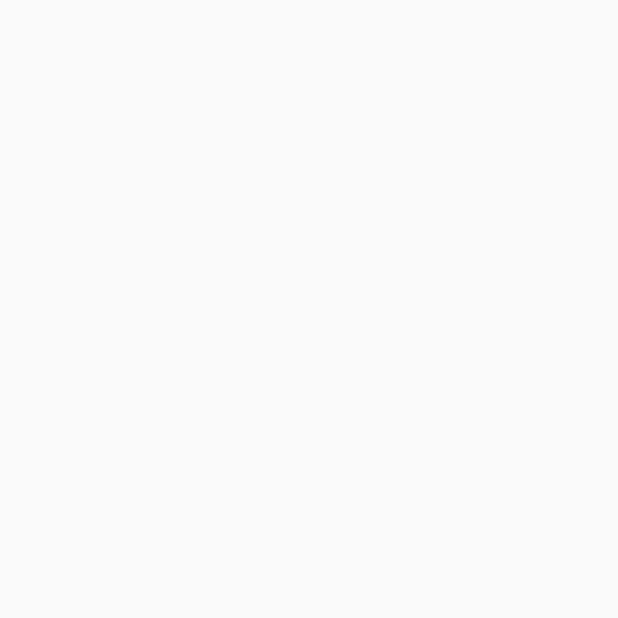
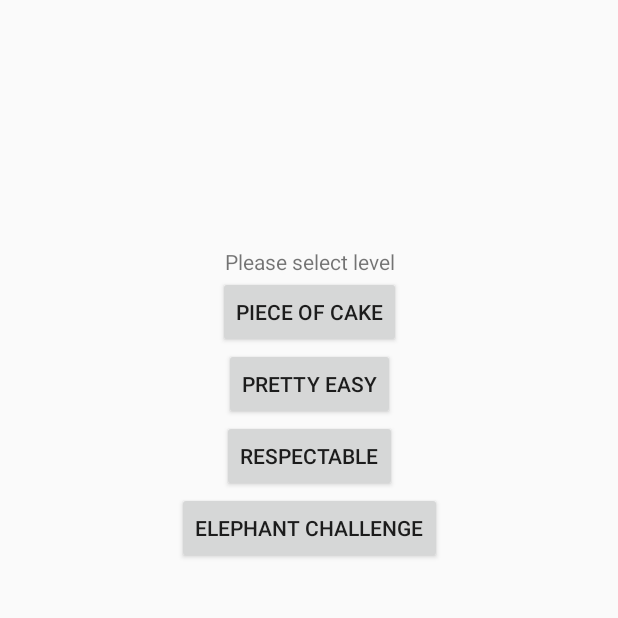
Before and after one commit to jmarsican/memogame, an Android app: the screen it shows after launch (MainActivity), on a phone screen of 412 x 824 dp, the top half of it. Before the commit the part shown is empty. Run offline under Robolectric (Android 15) with nearby library versions, the phone set to English and light mode, and no system bars; our stand-ins replace Timber.

Commit message:
implement lobby fragment - add logic to activity

```diff
--- a/app/build.gradle
+++ b/app/build.gradle
@@ -31,6 +31,7 @@ android {
 dependencies {
     implementation fileTree(dir: 'libs', include: ['*.jar'])
     implementation 'androidx.appcompat:appcompat:1.1.0'
+    implementation 'androidx.legacy:legacy-support-v4:1.0.0'
     testImplementation 'junit:junit:4.12'
 
     //logger
--- /dev/null
+++ b/app/src/main/java/com/javiermarsicano/memogame/views/main/LobbyFragment.kt
@@ -0,0 +1,89 @@
+package com.javiermarsicano.memogame.views.main
+
+import android.content.Context
+import android.net.Uri
+import android.os.Bundle
+import androidx.fragment.app.Fragment
+import android.view.LayoutInflater
+import android.view.View
+import android.view.ViewGroup
+import android.widget.Toast
+
+import com.javiermarsicano.memogame.R
+import kotlinx.android.synthetic.main.fragment_lobby.*
+
+
+class LobbyFragment : Fragment() {
+
+    private var listener: OnFragmentInteractionListener? = null
+
+    override fun onCreate(savedInstanceState: Bundle?) {
+        super.onCreate(savedInstanceState)
+    }
+
+    override fun onCreateView(inflater: LayoutInflater, container: ViewGroup?,
+                              savedInstanceState: Bundle?): View? {
+        // Inflate the layout for this fragment
+        return inflater.inflate(R.layout.fragment_lobby, container, false)
+    }
+
+    // TODO: Rename method, update argument and hook method into UI event
+    fun onButtonPressed(uri: Uri) {
+        listener?.onFragmentInteraction(uri)
+    }
+
+    override fun onActivityCreated(savedInstanceState: Bundle?) {
+        super.onActivityCreated(savedInstanceState)
+
+        btn_level_0.setOnClickListener {
+            Toast.makeText(context, "piece of cake", Toast.LENGTH_SHORT).show()
+        }
+
+        btn_level_1.setOnClickListener {
+            Toast.makeText(context, "easy", Toast.LENGTH_SHORT).show()
+        }
+
+        btn_level_2.setOnClickListener {
+            Toast.makeText(context, "medium", Toast.LENGTH_SHORT).show()
+        }
+
+        btn_level_3.setOnClickListener {
+            Toast.makeText(context, "hard", Toast.LENGTH_SHORT).show()
+        }
+    }
+
+    override fun onAttach(context: Context) {
+        super.onAttach(context)
+        if (context is OnFragmentInteractionListener) {
+            listener = context
+        } else {
+            throw RuntimeException(context.toString() + " must implement OnFragmentInteractionListener")
+        }
+    }
+
+    override fun onDetach() {
+        super.onDetach()
+        listener = null
+    }
+
+    /**
+     * This interface must be implemented by activities that contain this
+     * fragment to allow an interaction in this fragment to be communicated
+     * to the activity.
+     *
+     * See the Android Training lesson [Communicating with Other Fragments]
+     * (http://developer.android.com/training/basics/fragments/communicating.html)
+     * for more information.
+     */
+    interface OnFragmentInteractionListener {
+        // TODO: Update argument type and name
+        fun onFragmentInteraction(uri: Uri)
+    }
+
+    companion object {
+        const val TAG = "LOBBY"
+        @JvmStatic
+        fun newInstance() =
+                LobbyFragment()
+    }
+}
--- a/app/src/main/java/com/javiermarsicano/memogame/views/main/MainActivity.kt
+++ b/app/src/main/java/com/javiermarsicano/memogame/views/main/MainActivity.kt
@@ -1,16 +1,34 @@
 package com.javiermarsicano.memogame.views.main
 
+import android.net.Uri
 import android.os.Bundle
 import androidx.fragment.app.FragmentActivity
 import com.javiermarsicano.memogame.R
+import com.javiermarsicano.memogame.common.mvp.BaseMVPActivity
+import kotlinx.android.synthetic.main.activity_main.*
 
-class MainActivity : FragmentActivity() {
+class MainActivity : BaseMVPActivity<MainView, MainPresenter>(), MainView, LobbyFragment.OnFragmentInteractionListener {
 
+    override fun getPresenter(): MainPresenter = MainPresenterImpl()
 
     override fun onCreate(savedInstanceState: Bundle?) {
         super.onCreate(savedInstanceState)
         setContentView(R.layout.activity_main)
 
+        if (savedInstanceState == null) {
+            val fragment = LobbyFragment.newInstance()
+
+            supportFragmentManager.beginTransaction()
+                    .add(R.id.fragment_container, fragment, LobbyFragment.TAG).commit()
+        }
+
+        setLoaderView(loaderView)
+
     }
 
+    override fun onFragmentInteraction(uri: Uri) {
+        TODO("not implemented") //To change body of created functions use File | Settings | File Templates.
+    }
+
+
 }
--- /dev/null
+++ b/app/src/main/java/com/javiermarsicano/memogame/views/main/MainPresenter.kt
@@ -0,0 +1,5 @@
+package com.javiermarsicano.memogame.views.main
+
+import com.javiermarsicano.memogame.common.mvp.MVPPresenter
+
+interface MainPresenter: MVPPresenter<MainView>
--- /dev/null
+++ b/app/src/main/java/com/javiermarsicano/memogame/views/main/MainPresenterImpl.kt
@@ -0,0 +1,5 @@
+package com.javiermarsicano.memogame.views.main
+
+import com.javiermarsicano.memogame.common.mvp.BaseMVPPresenter
+
+class MainPresenterImpl: BaseMVPPresenter<MainView>(), MainPresenter
--- /dev/null
+++ b/app/src/main/java/com/javiermarsicano/memogame/views/main/MainView.kt
@@ -0,0 +1,5 @@
+package com.javiermarsicano.memogame.views.main
+
+import com.javiermarsicano.memogame.common.mvp.MVPView
+
+interface MainView: MVPView
--- /dev/null
+++ b/app/src/main/res/layout/fragment_lobby.xml
@@ -0,0 +1,62 @@
+<?xml version="1.0" encoding="utf-8"?>
+<androidx.constraintlayout.widget.ConstraintLayout xmlns:android="http://schemas.android.com/apk/res/android"
+    xmlns:app="http://schemas.android.com/apk/res-auto"
+    xmlns:tools="http://schemas.android.com/tools"
+    android:layout_width="match_parent"
+    android:layout_height="match_parent"
+    tools:context=".views.main.LobbyFragment">
+
+    <TextView
+        android:id="@+id/lobby_hint"
+        android:layout_width="match_parent"
+        android:layout_height="wrap_content"
+        android:text="@string/lobby_hint"
+        android:textAlignment="center"
+        app:layout_constraintEnd_toEndOf="parent"
+        app:layout_constraintStart_toStartOf="parent"
+        app:layout_constraintTop_toTopOf="@id/guideline" />
+
+    <Button
+        android:id="@+id/btn_level_0"
+        android:layout_width="wrap_content"
+        android:layout_height="wrap_content"
+        android:text="@string/lobby_level_0"
+        app:layout_constraintEnd_toEndOf="parent"
+        app:layout_constraintStart_toStartOf="parent"
+        app:layout_constraintTop_toBottomOf="@id/lobby_hint" />
+
+    <Button
+        android:id="@+id/btn_level_1"
+        android:layout_width="wrap_content"
+        android:layout_height="wrap_content"
+        android:text="@string/lobby_level_1"
+        app:layout_constraintEnd_toEndOf="parent"
+        app:layout_constraintStart_toStartOf="parent"
+        app:layout_constraintTop_toBottomOf="@id/btn_level_0" />
+
+    <Button
+        android:id="@+id/btn_level_2"
+        android:layout_width="wrap_content"
+        android:layout_height="wrap_content"
+        android:text="@string/lobby_level_2"
+        app:layout_constraintEnd_toEndOf="parent"
+        app:layout_constraintStart_toStartOf="parent"
+        app:layout_constraintTop_toBottomOf="@id/btn_level_1" />
+
+    <Button
+        android:id="@+id/btn_level_3"
+        android:layout_width="wrap_content"
+        android:layout_height="wrap_content"
+        android:text="@string/lobby_level_3"
+        app:layout_constraintEnd_toEndOf="parent"
+        app:layout_constraintStart_toStartOf="parent"
+        app:layout_constraintTop_toBottomOf="@id/btn_level_2" />
+
+    <androidx.constraintlayout.widget.Guideline
+        android:id="@+id/guideline"
+        android:layout_width="wrap_content"
+        android:layout_height="wrap_content"
+        android:orientation="horizontal"
+        app:layout_constraintGuide_percent="0.2" />
+
+</androidx.constraintlayout.widget.ConstraintLayout>
--- a/app/src/main/res/values/strings.xml
+++ b/app/src/main/res/values/strings.xml
@@ -2,4 +2,11 @@
     <string name="app_name">MemoGame</string>
 
     <string name="generic_error">Some error occurred</string>
+
+    <string name="lobby_hint">Please select level</string>
+    <string name="lobby_level_0">Piece of cake</string>
+    <string name="lobby_level_1">Pretty easy</string>
+    <string name="lobby_level_2">Respectable</string>
+    <string name="lobby_level_3">Elephant challenge</string>
+
 </resources>
```
